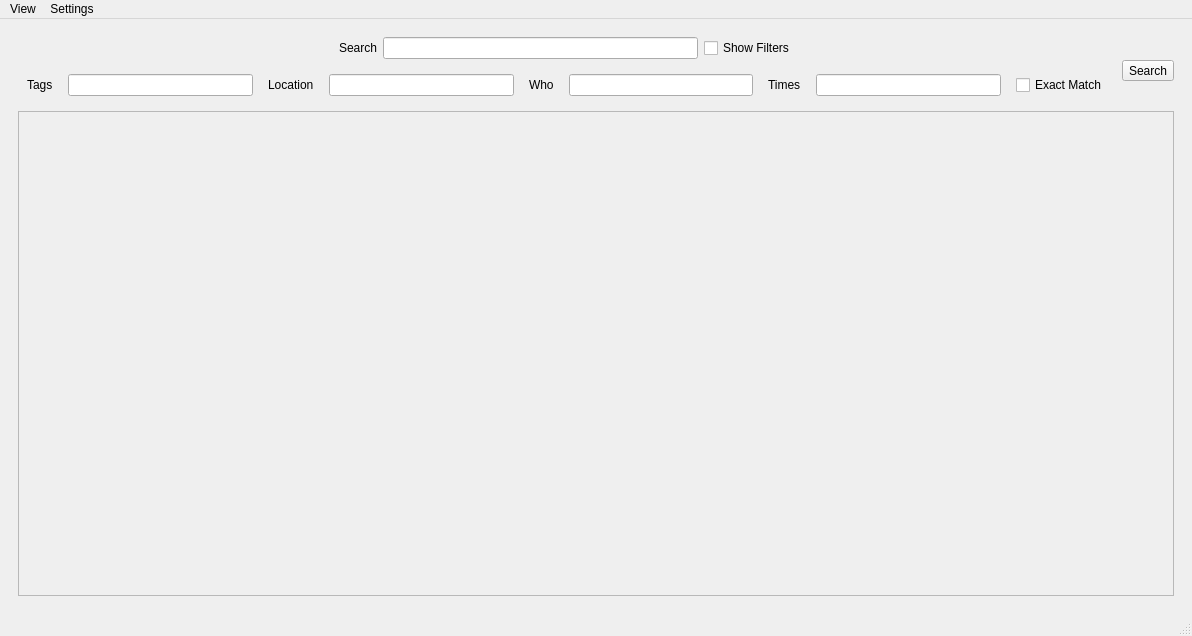
Above: cpp/medyalib.ui from enderbas/MedyaLib before the change. Below: the same form after it.
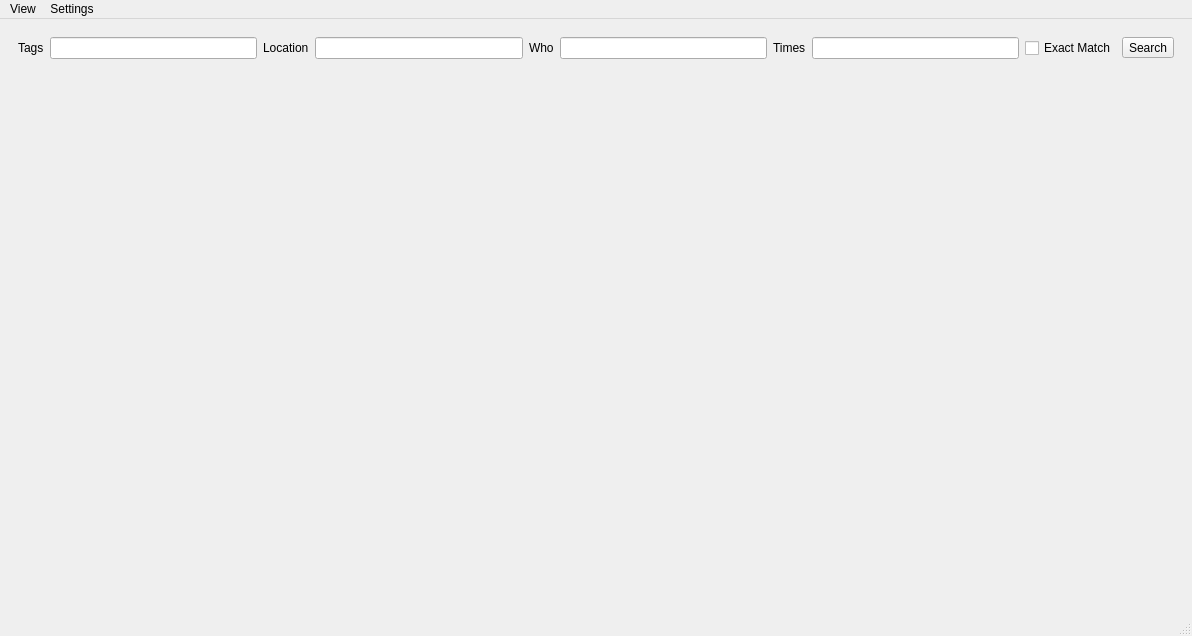
That is the form after the change.

Commit message:
Search page changed.
- Presentation widget add
- Rename old presentation widget object
- Page design changed
- Removed widget function deleted

What changed in the file:
```diff
--- a/cpp/medyalib.ui
+++ b/cpp/medyalib.ui
@@ -15,150 +15,101 @@
   </property>
   <widget class="QWidget" name="centralwidget">
    <layout class="QGridLayout" name="gridLayout">
+    <property name="leftMargin">
+     <number>0</number>
+    </property>
+    <property name="topMargin">
+     <number>0</number>
+    </property>
+    <property name="rightMargin">
+     <number>0</number>
+    </property>
+    <property name="bottomMargin">
+     <number>0</number>
+    </property>
+    <property name="spacing">
+     <number>0</number>
+    </property>
     <item row="0" column="0">
      <widget class="QStackedWidget" name="stackedWidget">
       <property name="currentIndex">
        <number>0</number>
       </property>
       <widget class="QWidget" name="page">
-       <layout class="QGridLayout" name="gridLayout_2">
-        <item row="0" column="0" rowspan="2">
-         <layout class="QVBoxLayout" name="layoutTree">
-          <property name="spacing">
-           <number>0</number>
-          </property>
-         </layout>
-        </item>
-        <item row="0" column="1">
+       <layout class="QGridLayout" name="gridLayout_2" rowstretch="0,0">
+        <item row="0" column="2" rowspan="2">
          <layout class="QGridLayout" name="layoutSearch">
-          <item row="1" column="2">
-           <widget class="QLineEdit" name="lineSearch"/>
-          </item>
-          <item row="1" column="4">
-           <spacer name="horizontalSpacer">
-            <property name="orientation">
-             <enum>Qt::Horizontal</enum>
-            </property>
-            <property name="sizeHint" stdset="0">
-             <size>
-              <width>40</width>
-              <height>20</height>
-             </size>
-            </property>
-           </spacer>
-          </item>
-          <item row="2" column="0" colspan="5">
+          <item row="0" column="0">
            <widget class="QWidget" name="widgetDetailedSearch" native="true">
-            <layout class="QVBoxLayout" name="verticalLayout_3">
-             <item>
-              <layout class="QHBoxLayout" name="layoutDetailedSearch">
-               <property name="spacing">
-                <number>15</number>
-               </property>
-               <item>
-                <widget class="QLabel" name="label_6">
-                 <property name="text">
-                  <string>Tags</string>
-                 </property>
-                </widget>
-               </item>
-               <item>
-                <widget class="QLineEdit" name="lineDetailedTags"/>
-               </item>
-               <item>
-                <widget class="QLabel" name="label_7">
+            <layout class="QGridLayout" name="gridLayout_3">
+             <item row="0" column="3">
+              <widget class="QLabel" name="labelSrchLoc">
                  <property name="text">
                   <string>Location</string>
                  </property>
                 </widget>
                </item>
-               <item>
-                <widget class="QLineEdit" name="lineDetailedLocation"/>
-               </item>
-               <item>
-                <widget class="QLabel" name="label_8">
+             <item row="0" column="5">
+              <widget class="QLabel" name="labelSrchWho">
                  <property name="text">
                   <string>Who</string>
                  </property>
                 </widget>
                </item>
-               <item>
-                <widget class="QLineEdit" name="lineDetailedWho"/>
-               </item>
-               <item>
-                <widget class="QLabel" name="label_9">
+             <item row="0" column="10">
+              <widget class="QToolButton" name="toolSearch">
                  <property name="text">
-                  <string>Times</string>
+                <string>Search</string>
                  </property>
                 </widget>
                </item>
-               <item>
+             <item row="0" column="8">
                 <widget class="QLineEdit" name="lineDetailedTimes"/>
                </item>
-               <item>
+             <item row="0" column="9">
                 <widget class="QCheckBox" name="checkExactMatch">
                  <property name="text">
                   <string>Exact Match</string>
                  </property>
                 </widget>
                </item>
-              </layout>
+             <item row="0" column="2">
+              <widget class="QLineEdit" name="lineDetailedTags"/>
              </item>
-            </layout>
-           </widget>
-          </item>
-          <item row="1" column="0">
-           <spacer name="horizontalSpacer_2">
-            <property name="orientation">
-             <enum>Qt::Horizontal</enum>
-            </property>
-            <property name="sizeHint" stdset="0">
-             <size>
-              <width>40</width>
-              <height>20</height>
-             </size>
-            </property>
-           </spacer>
-          </item>
-          <item row="1" column="3">
-           <widget class="QCheckBox" name="checkShowFilters">
+             <item row="0" column="4">
+              <widget class="QLineEdit" name="lineDetailedLocation"/>
+             </item>
+             <item row="0" column="6">
+              <widget class="QLineEdit" name="lineDetailedWho"/>
+             </item>
+             <item row="0" column="7">
+              <widget class="QLabel" name="labelSrchTime">
             <property name="text">
-             <string>Show Filters</string>
+                <string>Times</string>
             </property>
            </widget>
           </item>
-          <item row="1" column="1">
-           <widget class="QLabel" name="label">
+             <item row="0" column="1">
+              <widget class="QLabel" name="labelSrchTags">
             <property name="text">
-             <string>Search</string>
+                <string>Tags</string>
             </property>
            </widget>
           </item>
-          <item row="1" column="5" rowspan="2">
-           <widget class="QToolButton" name="toolSearch">
-            <property name="text">
-             <string>Search</string>
-            </property>
-           </widget>
-          </item>
-         </layout>
-        </item>
-        <item row="1" column="1">
-         <widget class="QScrollArea" name="scrollArea">
-          <property name="widgetResizable">
-           <bool>true</bool>
-          </property>
-          <widget class="QWidget" name="scrollAreaWidgetContents">
-           <property name="geometry">
-            <rect>
-             <x>0</x>
-             <y>0</y>
-             <width>1146</width>
-             <height>470</height>
-            </rect>
-           </property>
-          </widget>
-         </widget>
+             <item row="1" column="1" rowspan="2" colspan="10">
+              <layout class="QHBoxLayout" name="layoutPresentation"/>
+             </item>
+             <item row="0" column="0" rowspan="3">
+              <layout class="QVBoxLayout" name="layoutTree">
+               <property name="spacing">
+                <number>0</number>
+               </property>
+              </layout>
+             </item>
+            </layout>
+           </widget>
+          </item>
+         </layout>
         </item>
        </layout>
       </widget>
```
Lines whose indentation alone changed are shown as unchanged. The commit also changes 2 other files.
